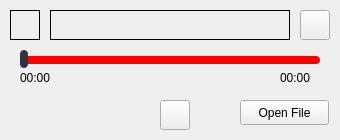
First picture: the form in playerwindow.ui, repository sunnibn/deck_ui, before the edit.
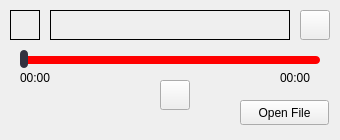
Second picture: the form after the edit. Icons and pictures are not drawn.

The edit to the form file:
```diff
--- a/playerwindow.ui
+++ b/playerwindow.ui
@@ -18,7 +18,7 @@
     <property name="geometry">
      <rect>
       <x>160</x>
-      <y>100</y>
+      <y>80</y>
       <width>30</width>
       <height>30</height>
      </rect>
@@ -56,7 +56,7 @@
     <property name="geometry">
      <rect>
       <x>120</x>
-      <y>100</y>
+      <y>80</y>
       <width>30</width>
       <height>30</height>
      </rect>
@@ -79,7 +79,7 @@
     <property name="geometry">
      <rect>
       <x>200</x>
-      <y>100</y>
+      <y>80</y>
       <width>30</width>
       <height>30</height>
      </rect>
```
